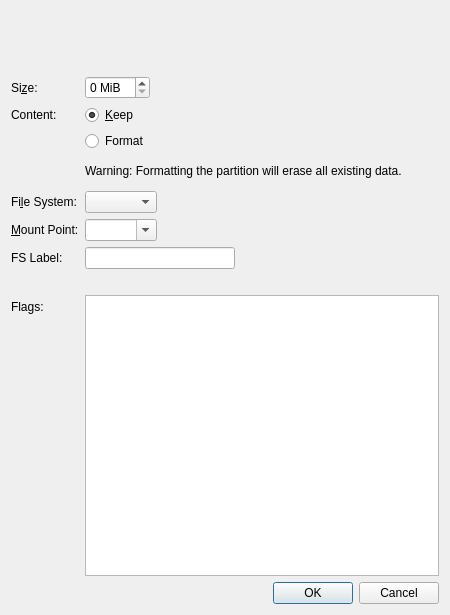
This is src/modules/partition/gui/EditExistingPartitionDialog.ui in GXDE-OS/calamares as Qt 5 draws it before an edit. The edited form follows.
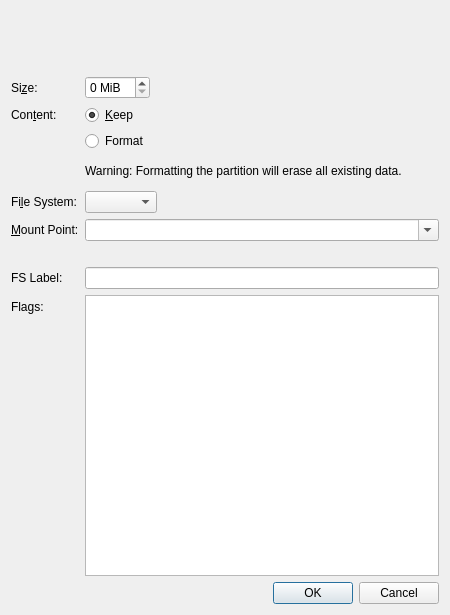
This is the edited form. Custom widgets are drawn as their Qt base class.

```diff
--- a/src/modules/partition/gui/EditExistingPartitionDialog.ui
+++ b/src/modules/partition/gui/EditExistingPartitionDialog.ui
@@ -51,7 +51,7 @@
      <item row="2" column="0">
       <widget class="QLabel" name="label_3">
        <property name="text">
-        <string>Content:</string>
+        <string>Con&amp;tent:</string>
        </property>
        <property name="buddy">
         <cstring>keepRadioButton</cstring>
@@ -109,6 +109,12 @@
      </item>
      <item row="6" column="1">
       <widget class="QComboBox" name="mountPointComboBox">
+       <property name="sizePolicy">
+        <sizepolicy hsizetype="MinimumExpanding" vsizetype="Fixed">
+         <horstretch>0</horstretch>
+         <verstretch>0</verstretch>
+        </sizepolicy>
+       </property>
        <property name="editable">
         <bool>true</bool>
        </property>
@@ -168,20 +174,7 @@
       </widget>
      </item>
      <item row="8" column="1">
-      <widget class="QLabel" name="labelMountPoint">
-       <property name="text">
-        <string/>
-       </property>
-      </widget>
-     </item>
-     <item row="7" column="1">
       <widget class="QLineEdit" name="fileSystemLabelEdit">
-       <property name="maximumSize">
-        <size>
-         <width>150</width>
-         <height>16777215</height>
-        </size>
-       </property>
        <property name="toolTip">
         <string>Label for the filesystem</string>
        </property>
@@ -190,13 +183,20 @@
        </property>
       </widget>
      </item>
-     <item row="7" column="0">
+     <item row="8" column="0">
       <widget class="QLabel" name="fileSystemLabelLabel">
        <property name="text">
         <string>FS Label:</string>
        </property>
       </widget>
      </item>
+     <item row="7" column="1">
+      <widget class="QLabel" name="mountPointExplanation">
+       <property name="text">
+        <string/>
+       </property>
+      </widget>
+     </item>
     </layout>
    </item>
    <item>
```
Left out of the diff: 4 changed lines with no effect on the pictures.
